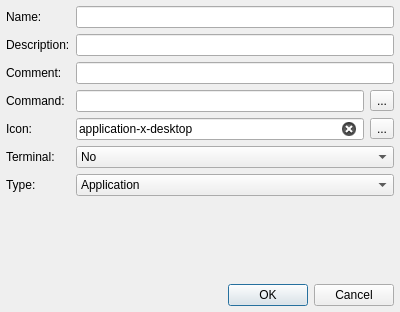
Qt form pcmanfm/desktopentrydialog.ui (lxqt/pcmanfm-qt) before a commit.
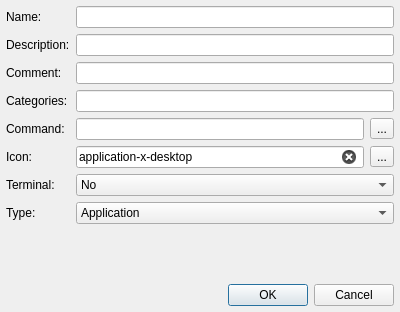
The same form after that commit. Icons and pictures are not drawn.

Commit message:
Added an entry for Categories to launcher creator (#1630)
Only because @stefonarch wanted it and it's costless.

I also found a small bug (in trusting the launcher) and fixed it.

Closes https://github.com/lxqt/pcmanfm-qt/issues/1605

```diff
--- a/pcmanfm/desktopentrydialog.ui
+++ b/pcmanfm/desktopentrydialog.ui
@@ -178,6 +178,20 @@
        </item>
       </widget>
      </item>
+     <item row="3" column="0">
+      <widget class="QLabel" name="catLabel">
+       <property name="text">
+        <string>Categories:</string>
+       </property>
+      </widget>
+     </item>
+     <item row="3" column="1">
+      <widget class="QLineEdit" name="catEdit">
+       <property name="clearButtonEnabled">
+        <bool>true</bool>
+       </property>
+      </widget>
+     </item>
     </layout>
    </item>
    <item>
```
The commit also changes 4 other files.
